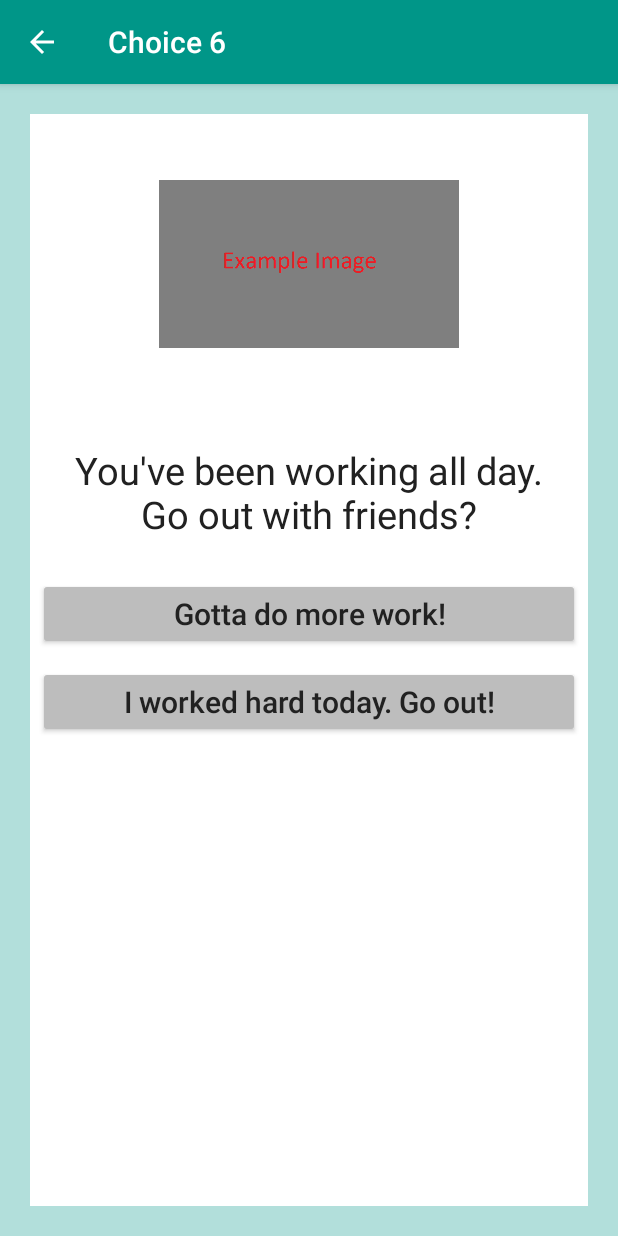
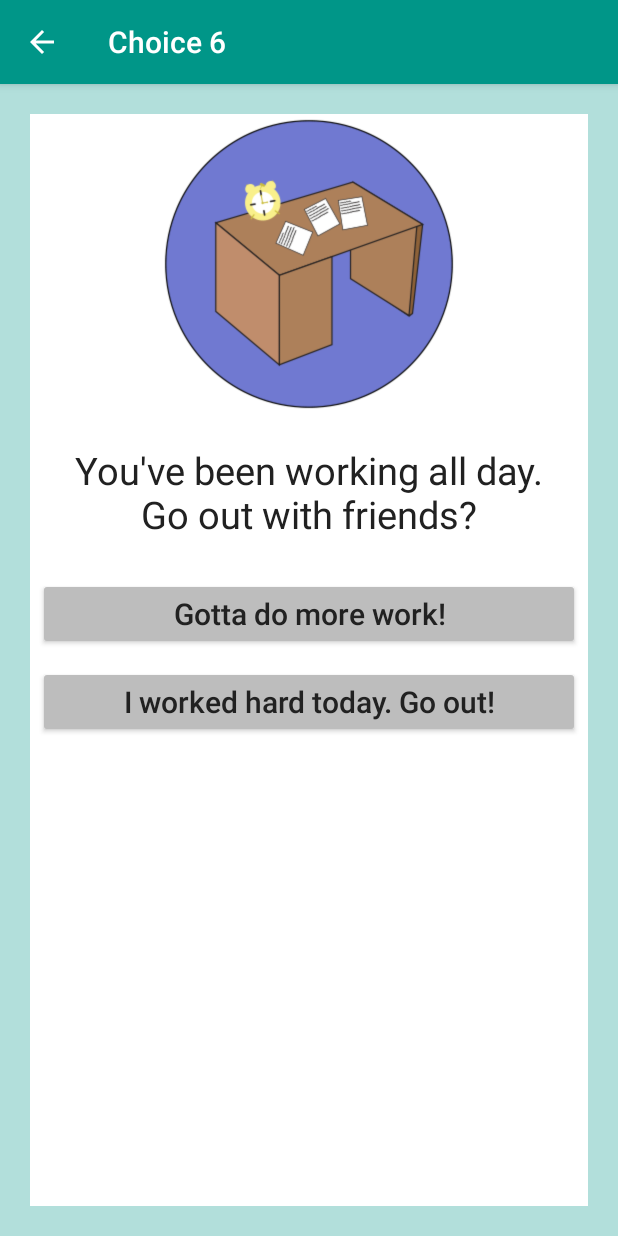
Before and after one commit to bng8/ChooseWisely, an Android app: the Page_6a screen opened directly, with no data from a screen before it, on a phone screen of 412 x 824 dp. Run offline under Robolectric (Android 15) with nearby library versions, the phone set to English and light mode, and no system bars; 1 statement that could not run was skipped.

Commit message:
another one

```diff
--- a/app/src/main/res/layout/activity_page_6a.xml
+++ b/app/src/main/res/layout/activity_page_6a.xml
@@ -24,7 +24,7 @@
                 tools:ignore="ContentDescription"
                 android:layout_width="200dp"
                 android:layout_height="200dp"
-                android:src="@drawable/example_image"
+                android:src="@drawable/cluttered_desk_6a"
                 android:layout_gravity="center"/>
 
             <TextView
```
Also changed, not shown: app/src/main/res/drawable/cluttered_desk_6a.png (added).
